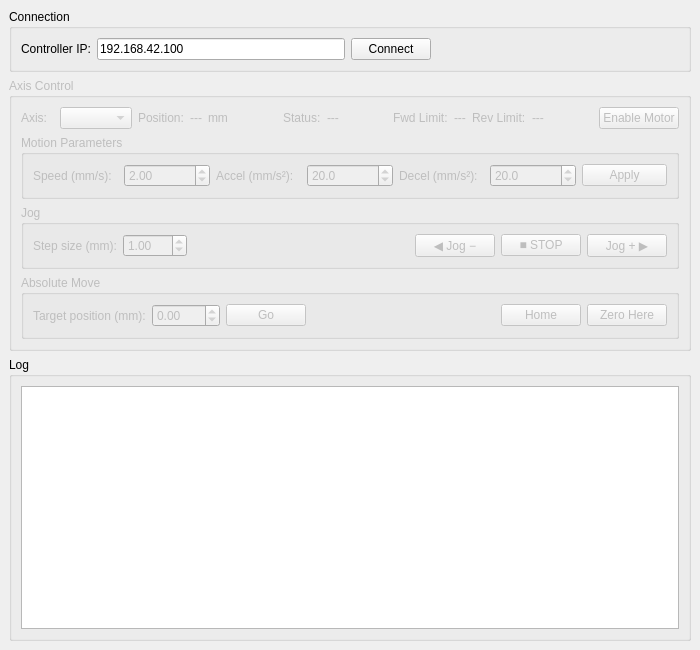
The window that src/ui/mainwindow.ui (madstalm/TestRig) describes before a commit, drawn with Qt 5.
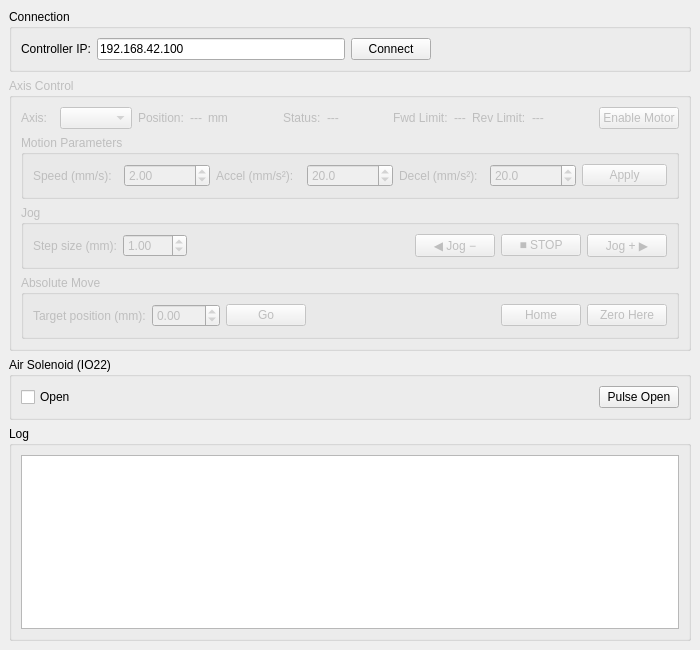
The same window after the commit.

Commit message:
Add solenoid control at IO22
Untested: Added toggle and pulse methods to control the compressed air solenoid connected at IO22 on the test rig.

Diff of the .ui file:
```diff
--- a/src/ui/mainwindow.ui
+++ b/src/ui/mainwindow.ui
@@ -429,6 +429,42 @@
       </layout>
      </widget>
     </item>
+    <item>
+     <widget class="QGroupBox" name="solenoidGroup">
+      <property name="title">
+       <string>Air Solenoid (IO22)</string>
+      </property>
+      <layout class="QHBoxLayout" name="solenoidLayout">
+       <item>
+        <widget class="QCheckBox" name="solenoidToggle">
+         <property name="text">
+          <string>Open</string>
+         </property>
+        </widget>
+       </item>
+       <item>
+        <spacer name="solenoidSpacer">
+         <property name="orientation">
+          <enum>Qt::Orientation::Horizontal</enum>
+         </property>
+         <property name="sizeHint" stdset="0">
+          <size>
+           <width>0</width>
+           <height>0</height>
+          </size>
+         </property>
+        </spacer>
+       </item>
+       <item>
+        <widget class="QPushButton" name="solenoidPulseBtn">
+         <property name="text">
+          <string>Pulse Open</string>
+         </property>
+        </widget>
+       </item>
+      </layout>
+     </widget>
+    </item>
     <item>
      <widget class="QGroupBox" name="logGroup">
       <property name="title">
```
The commit also changes 4 other files.
